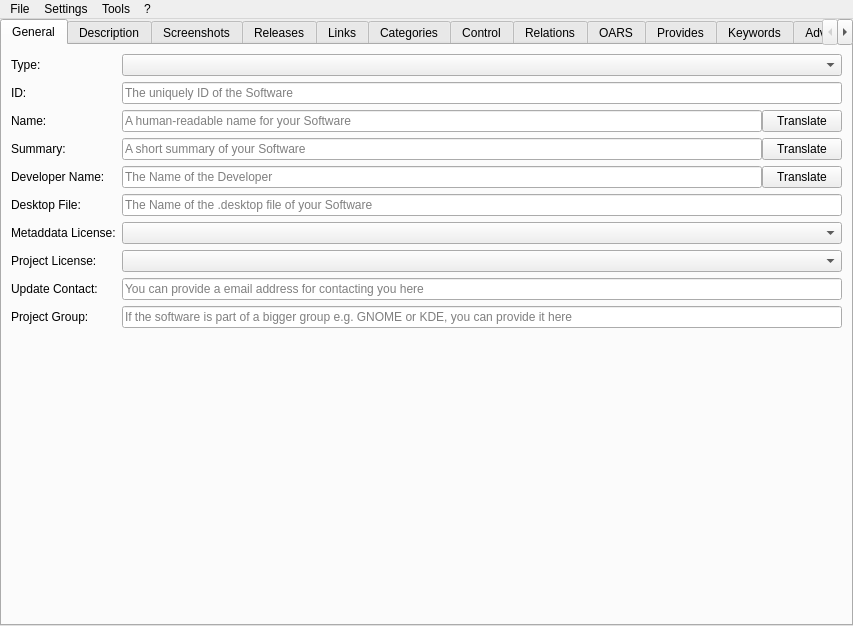
JakobDev/jdAppStreamEdit, file jdAppStreamEdit/ui/MainWindow.ui: the form before one commit.
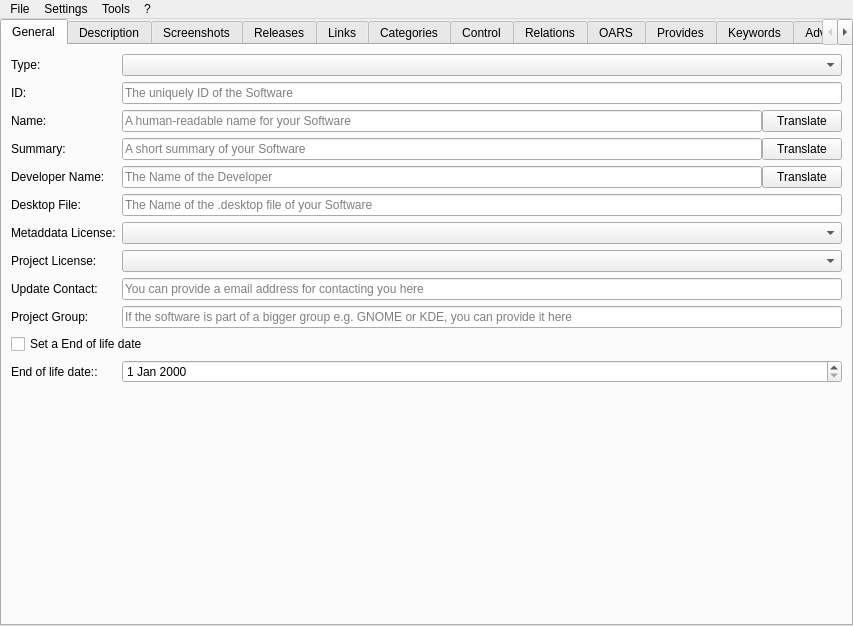
The form after the commit.

Commit message: Add support for date_eol

Patch:
```diff
--- a/jdAppStreamEdit/ui/MainWindow.ui
+++ b/jdAppStreamEdit/ui/MainWindow.ui
@@ -217,6 +217,23 @@
           </property>
          </widget>
         </item>
+        <item row="12" column="0">
+         <widget class="QLabel" name="end_of_life_label">
+          <property name="text">
+           <string>End of life date::</string>
+          </property>
+         </widget>
+        </item>
+        <item row="10" column="0" colspan="2">
+         <widget class="QCheckBox" name="end_of_life_check_box">
+          <property name="text">
+           <string>Set a End of life date</string>
+          </property>
+         </widget>
+        </item>
+        <item row="12" column="1">
+         <widget class="QDateEdit" name="end_of_life_date_edit"/>
+        </item>
        </layout>
       </widget>
       <widget class="QWidget" name="description_tab">
```
The commit also changes 4 other files.
